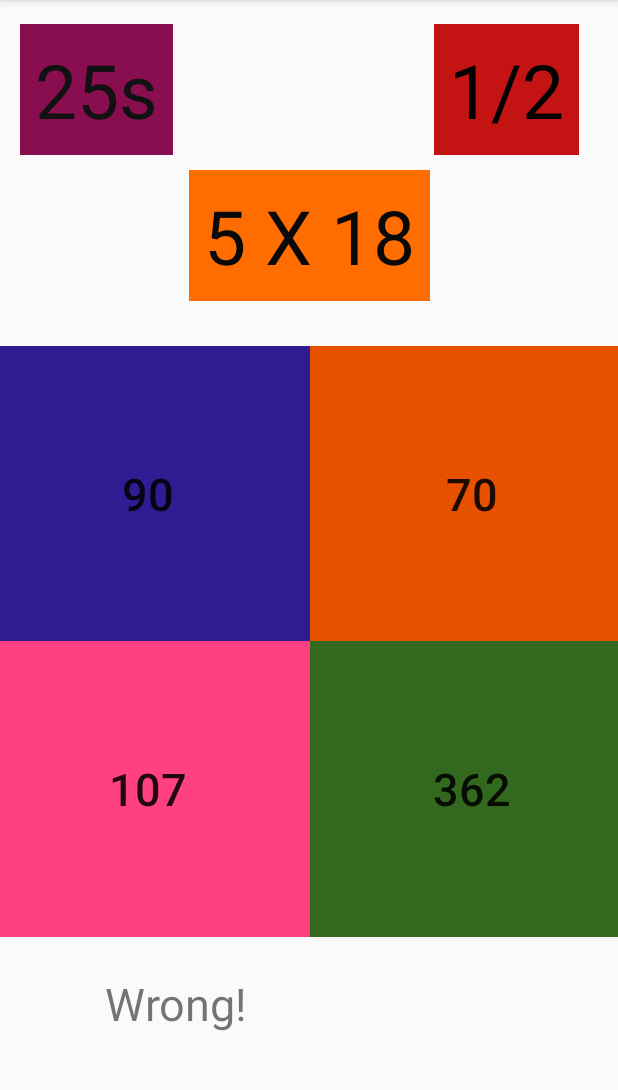
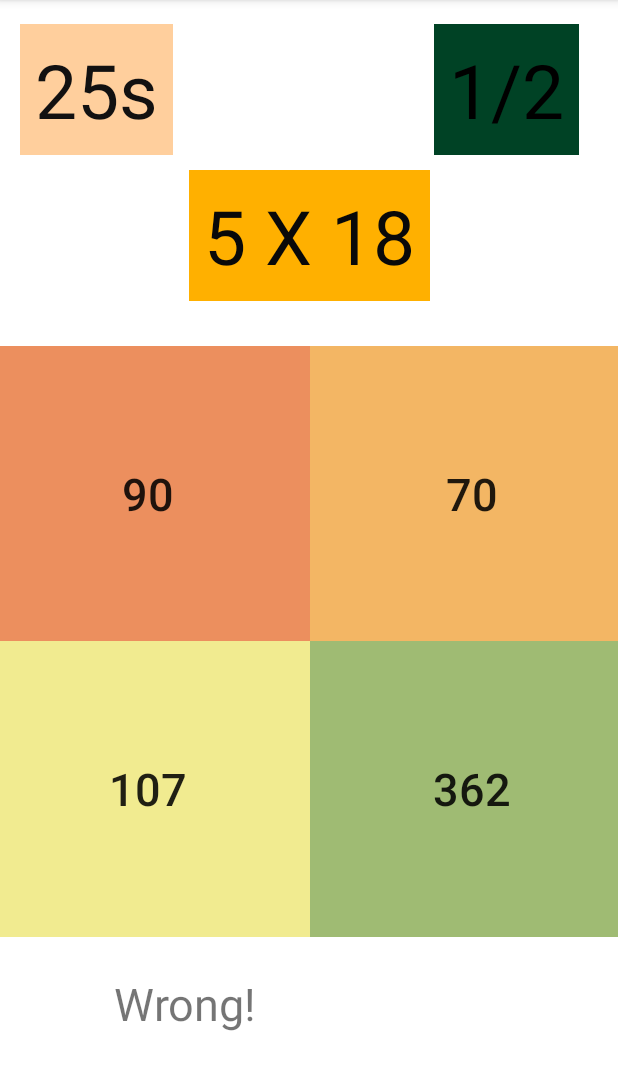
Before and after one commit to Smqkmj/BrainTrainer, an Android app: the screen it shows after launch (MainActivity), after a tap on "70", on a phone screen of 412 x 824 dp, the part 84-1174 px from its top. Run offline under Robolectric (Android 15) with nearby library versions, the light colour scheme and no system bars; 2 other taps on this screen came first.

Commit message:
made some design changes

```diff
--- a/app/build.gradle
+++ b/app/build.gradle
@@ -2,7 +2,6 @@
 
 android {
     compileSdkVersion 29
-    buildToolsVersion "29.0.3"
 
     defaultConfig {
         applicationId "com.example.braintrainer"
--- a/app/src/main/java/com/example/braintrainer/MainActivity.java
+++ b/app/src/main/java/com/example/braintrainer/MainActivity.java
@@ -3,6 +3,9 @@
 import androidx.appcompat.app.AppCompatActivity;
 import androidx.constraintlayout.widget.ConstraintLayout;
 
+import android.annotation.SuppressLint;
+import android.graphics.Color;
+import android.os.Build;
 import android.os.Bundle;
 import android.os.CountDownTimer;
 import android.view.View;
@@ -40,10 +43,11 @@
 
 
 
+    @SuppressLint("SetTextI18n")
     public void playAgain(View view){//restarting the game
         score=0;
         numberOfQuestions=0;
-        scoreText.setText(Integer.toString(score) + "/" + Integer.toString(numberOfQuestions));
+        scoreText.setText(score + "/" + numberOfQuestions);
         newQuestion();
         resetGameState("", false);
 
@@ -58,6 +62,7 @@
         return
         new CountDownTimer(timeChange, 1000){
 
+            @SuppressLint("SetTextI18n")
             @Override
             public void onTick(long millisUntilFinished) {
                 timerMilliseconds =millisUntilFinished;
@@ -71,14 +76,19 @@
             }
         };
     }//create timer
+    @SuppressLint({"SetTextI18n", "DefaultLocale"})
     public void chooseAns(View view) {//user picks answer and the question gets refreshed
         if (Integer.toString(locationOfCorrectAnswer).equals(view.getTag().toString())) {
             status.setText("Correct!");
             score++;
             resetTimer(1000);
+           setBackgroundColor(Color.GREEN);
         } else {
             status.setText("Wrong!");
             resetTimer(-2000);
+            setBackgroundColor(Color.RED);
+
+
         }
         status.setVisibility(View.VISIBLE);
         numberOfQuestions++;
@@ -86,6 +96,16 @@
         newQuestion();
         double finalPercentageScore=(((score*1.0)/numberOfQuestions)*100);
         percentageScore.setText(String.format("%.2f %% correct answers",finalPercentageScore));
+      if(finalPercentageScore>=90)
+          percentageScore.setBackgroundColor(Color.GREEN);
+        else if(finalPercentageScore>=80)
+            percentageScore.setBackgroundColor(Color.BLUE);
+        else if(finalPercentageScore>=70)
+            percentageScore.setBackgroundColor(Color.YELLOW);
+        else if(finalPercentageScore>=65)
+            percentageScore.setBackgroundColor(Color.parseColor("#FFA500"));
+        else
+            percentageScore.setBackgroundColor(Color.RED);
 
     }//user picks answer and the question gets refreshed
 
@@ -94,7 +114,13 @@
         countDown= createTimer(timerMilliseconds +change);
         countDown.start();
     }
+    private void setBackgroundColor(int color) {
+        gameLayout.setBackgroundColor(color);
+        gameLayout.postDelayed(() -> {
+            gameLayout.setBackgroundColor(Color.TRANSPARENT);
 
+        }, 100);
+    }
     public void start(View view) {//user presses "GO" button to start the game
 
 
@@ -104,6 +130,7 @@
 
     }//user presses "GO" button to start the game
 
+    @SuppressLint("SetTextI18n")
     public void newQuestion() {//providing a new question
         Random rand = new Random();
 
@@ -115,7 +142,7 @@
 
         a = rand.nextInt(21);
         b = rand.nextInt(21);
-        question.setText(Integer.toString(a) + " + " + Integer.toString(b));
+        question.setText(a + " + " + b);
 
         locationOfCorrectAnswer = rand.nextInt(4);
 
@@ -136,7 +163,7 @@
         }else{//multiplication
             a = rand.nextInt(21);
             b = rand.nextInt(21);
-            question.setText(Integer.toString(a) + " X " + Integer.toString(b));
+            question.setText(a + " X " + b);
 
             locationOfCorrectAnswer = rand.nextInt(4);
 
--- a/app/src/main/res/layout/activity_main.xml
+++ b/app/src/main/res/layout/activity_main.xml
@@ -4,6 +4,7 @@
     xmlns:tools="http://schemas.android.com/tools"
     android:layout_width="match_parent"
     android:layout_height="match_parent"
+    android:background="#FFFFFF"
     tools:context=".MainActivity">
 
     <Button
@@ -44,7 +45,7 @@
                 android:id="@+id/answer1"
                 android:layout_width="wrap_content"
                 android:layout_height="wrap_content"
-                android:background="#311B92"
+                android:background="#EC8F5E"
                 android:onClick="chooseAns"
                 android:tag="0"
                 android:text="1"
@@ -59,7 +60,7 @@
                 android:id="@+id/answer2"
                 android:layout_width="wrap_content"
                 android:layout_height="wrap_content"
-                android:background="#E65100"
+                android:background="#F3B664"
                 android:onClick="chooseAns"
                 android:tag="1"
                 android:text="1"
@@ -74,7 +75,7 @@
                 android:id="@+id/answer3"
                 android:layout_width="wrap_content"
                 android:layout_height="wrap_content"
-                android:background="#FF4081"
+                android:background="#F1EB90"
                 android:onClick="chooseAns"
                 android:tag="2"
                 android:text="1"
@@ -89,7 +90,7 @@
                 android:id="@+id/answer4"
                 android:layout_width="wrap_content"
                 android:layout_height="wrap_content"
-                android:background="#33691E"
+                android:background="#9FBB73"
                 android:onClick="chooseAns"
                 android:tag="3"
                 android:text="1"
@@ -133,7 +134,7 @@
             android:layout_width="wrap_content"
             android:layout_height="wrap_content"
             android:layout_marginTop="10dp"
-            android:background="#FF6D00"
+            android:background="#FFB000"
             android:padding="10dp"
             android:text="21 * 4"
             android:textColor="#090909"
@@ -152,7 +153,7 @@
             android:layout_marginTop="16dp"
             android:layout_marginEnd="26dp"
             android:layout_marginRight="26dp"
-            android:background="#C31313"
+            android:background="#004225"
             android:padding="10dp"
             android:shadowColor="#C60000"
             android:text="0/0"
@@ -169,6 +170,7 @@
             android:id="@+id/playAgain"
             android:layout_width="wrap_content"
             android:layout_height="wrap_content"
+            android:background="#FA9884"
             android:onClick="playAgain"
             android:text="play again!"
             android:visibility="invisible"
@@ -184,7 +186,7 @@
             android:layout_marginStart="13dp"
             android:layout_marginLeft="13dp"
             android:layout_marginTop="16dp"
-            android:background="#880E4F"
+            android:background="#FFCF9D"
             android:padding="10dp"
             android:shadowColor="#3F51B5"
             android:text="30s"
--- a/build.gradle
+++ b/build.gradle
@@ -5,7 +5,7 @@
         jcenter()
     }
     dependencies {
-        classpath "com.android.tools.build:gradle:4.0.0"
+        classpath 'com.android.tools.build:gradle:7.4.2'
 
         // NOTE: Do not place your application dependencies here; they belong
         // in the individual module build.gradle files
```
Also changed, not shown: gradle/wrapper/gradle-wrapper.properties, 4 other files.
